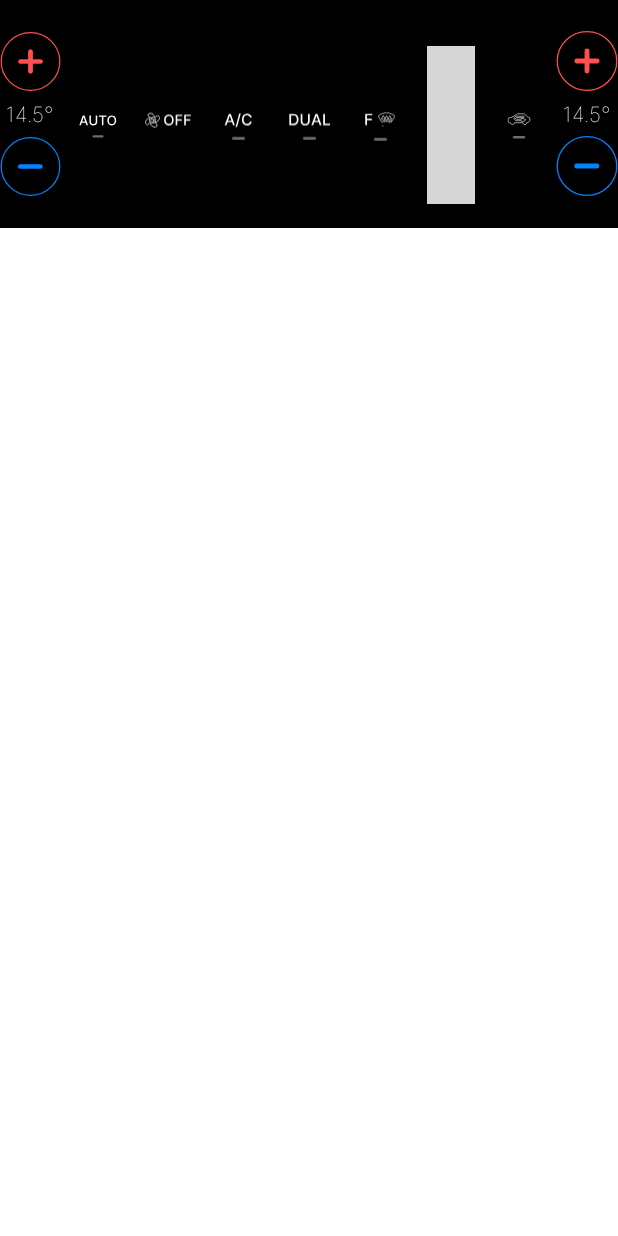
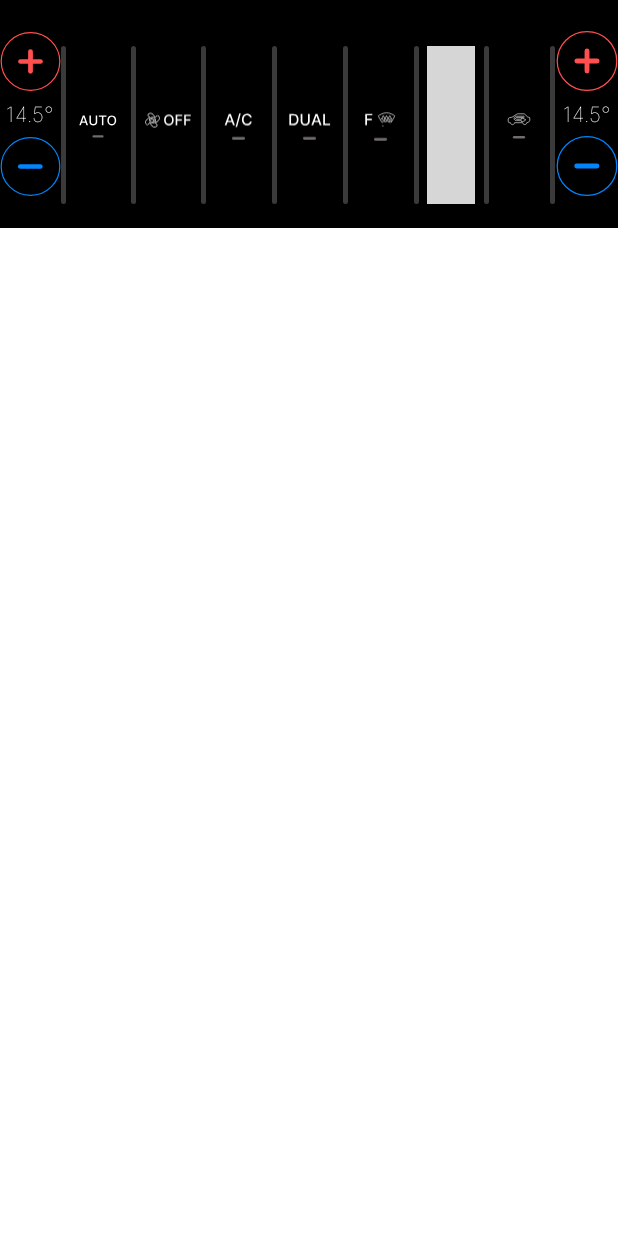
Before and after one commit to hazratsahrif/Climate, an Android app: the layout floating_layout.xml on its own in the app's theme, with its tools: preview values and no code run, on a phone screen of 412 x 824 dp. Run offline under Robolectric (Android 15) with nearby library versions, the phone set to English and light mode, and no system bars; grey boxes are pictures that could not be loaded.

```diff
--- a/climate/src/main/res/drawable/divider.xml
+++ b/climate/src/main/res/drawable/divider.xml
@@ -1,4 +1,11 @@
 <?xml version="1.0" encoding="utf-8"?>
 <selector xmlns:android="http://schemas.android.com/apk/res/android">
+    <item>
+        <shape android:shape="rectangle">
+            <corners android:radius="100dp"/>
+            <solid android:color="@color/gray_divider"></solid>
+        </shape>
+
+    </item>
 
 </selector>
--- a/climate/src/main/res/values/colors.xml
+++ b/climate/src/main/res/values/colors.xml
@@ -11,4 +11,5 @@
     <color name="dark_gray">#18191B</color>
     <color name="divider">#29FFFFFF</color>
     <color name="gray">#1DF4F3F3</color>
+    <color name="gray_divider">#3A3A3A</color>
 </resources>
```
